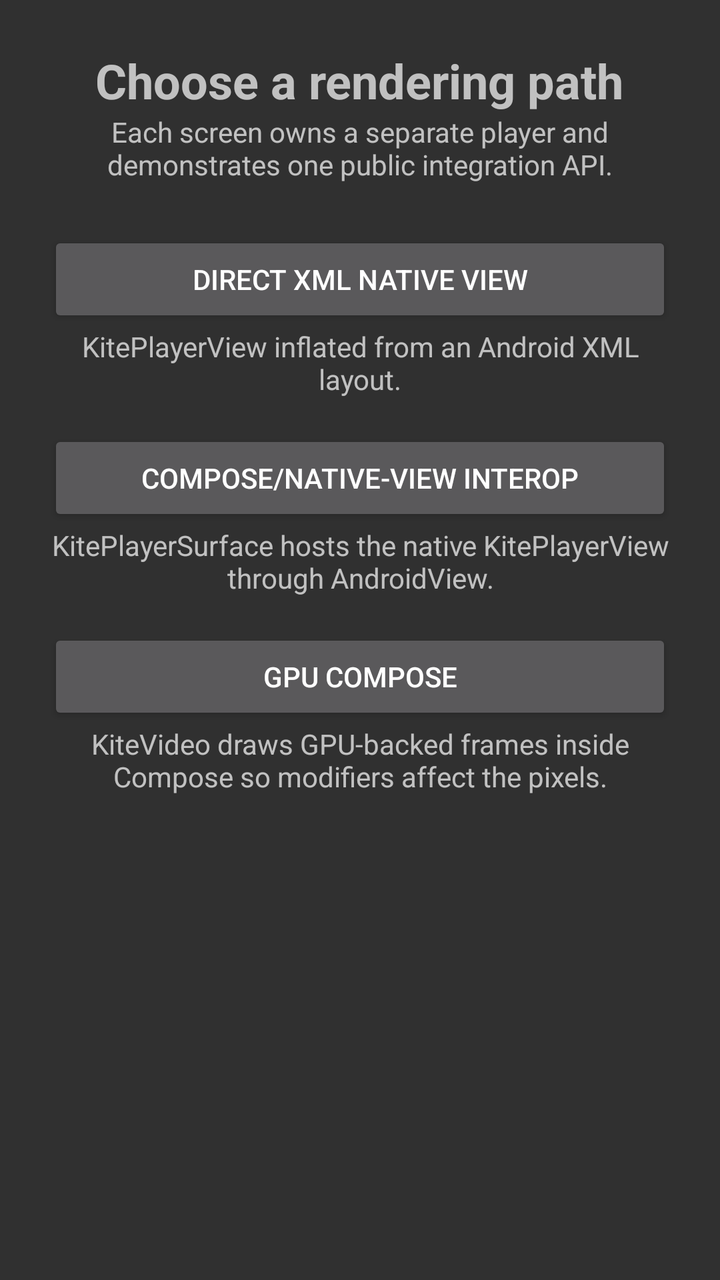
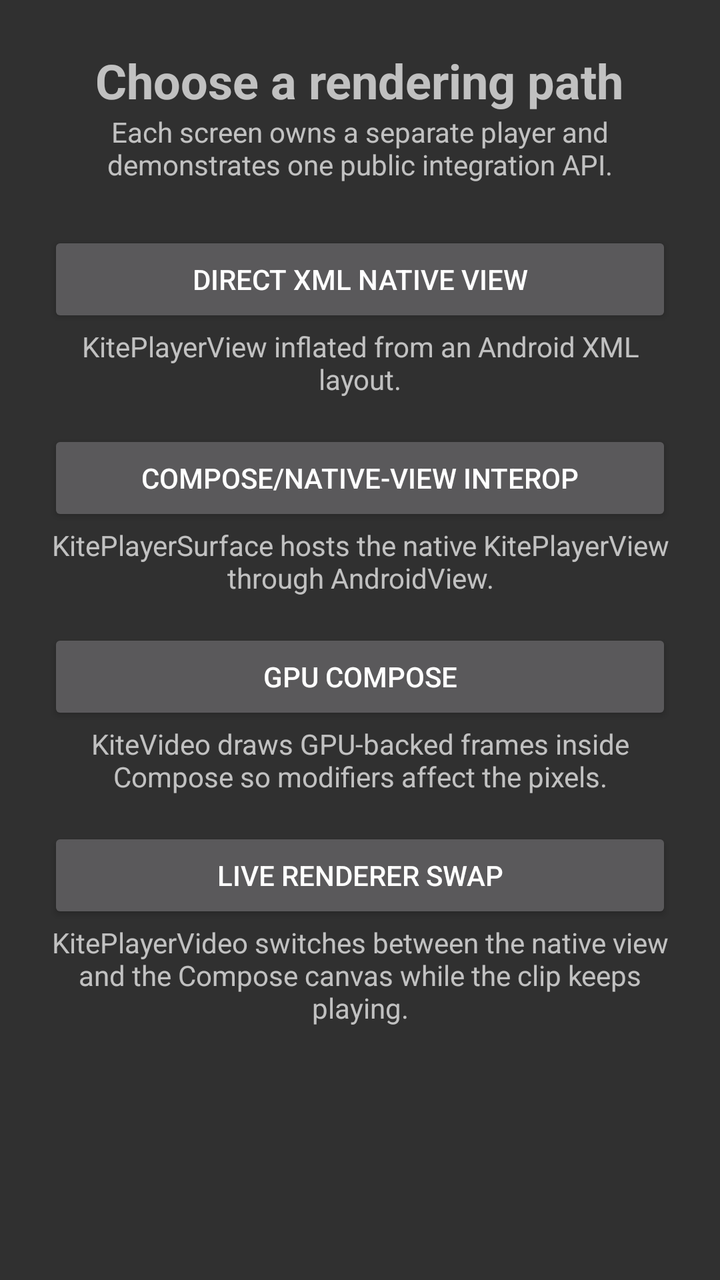

Before-and-after screenshots of an Android layout around one commit, followed by the original layout XML and the change that was made.
<!-- AndroidManifest.xml: application theme android:Theme.Material.NoActionBar -->
<!-- res/layout/activity_launcher.xml -->
<?xml version="1.0" encoding="utf-8"?>
<LinearLayout xmlns:android="http://schemas.android.com/apk/res/android"
    android:layout_width="match_parent"
    android:layout_height="match_parent"
    android:gravity="center_horizontal"
    android:orientation="vertical"
    android:padding="24dp">

    <TextView
        android:layout_width="wrap_content"
        android:layout_height="wrap_content"
        android:text="@string/choose_renderer"
        android:textSize="24sp"
        android:textStyle="bold" />

    <TextView
        android:layout_width="match_parent"
        android:layout_height="wrap_content"
        android:layout_marginBottom="24dp"
        android:gravity="center"
        android:text="@string/choose_renderer_detail" />

    <Button
        android:id="@+id/direct_xml"
        android:layout_width="match_parent"
        android:layout_height="wrap_content"
        android:text="@string/demo_direct_xml" />

    <TextView
        android:layout_width="match_parent"
        android:layout_height="wrap_content"
        android:layout_marginBottom="16dp"
        android:gravity="center"
        android:text="@string/demo_direct_xml_detail" />

    <Button
        android:id="@+id/compose_interop"
        android:layout_width="match_parent"
        android:layout_height="wrap_content"
        android:text="@string/demo_compose_interop" />

    <TextView
        android:layout_width="match_parent"
        android:layout_height="wrap_content"
        android:layout_marginBottom="16dp"
        android:gravity="center"
        android:text="@string/demo_compose_interop_detail" />

    <Button
        android:id="@+id/compose_native"
        android:layout_width="match_parent"
        android:layout_height="wrap_content"
        android:text="@string/demo_compose_native" />

    <TextView
        android:layout_width="match_parent"
        android:layout_height="wrap_content"
        android:gravity="center"
        android:text="@string/demo_compose_native_detail" />
</LinearLayout>
<!-- resources referenced by this layout -->
<resources>
  <string name="choose_renderer">Choose a rendering path</string>
  <string name="choose_renderer_detail">Each screen owns a separate player and demonstrates one public integration API.</string>
  <string name="demo_compose_interop">Compose/native-View interop</string>
  <string name="demo_compose_interop_detail">KitePlayerSurface hosts the native KitePlayerView through AndroidView.</string>
  <string name="demo_compose_native">GPU Compose</string>
  <string name="demo_compose_native_detail">KiteVideo draws GPU-backed frames inside Compose so modifiers affect the pixels.</string>
  <string name="demo_direct_xml">Direct XML native View</string>
  <string name="demo_direct_xml_detail">KitePlayerView inflated from an Android XML layout.</string>
</resources>

<!-- the commit's change to res/layout/activity_launcher.xml (unified diff, before → after) -->
@@ -55,6 +55,19 @@
     <TextView
         android:layout_width="match_parent"
         android:layout_height="wrap_content"
+        android:layout_marginBottom="16dp"
         android:gravity="center"
         android:text="@string/demo_compose_native_detail" />
+
+    <Button
+        android:id="@+id/compose_swap"
+        android:layout_width="match_parent"
+        android:layout_height="wrap_content"
+        android:text="@string/demo_compose_swap" />
+
+    <TextView
+        android:layout_width="match_parent"
+        android:layout_height="wrap_content"
+        android:gravity="center"
+        android:text="@string/demo_compose_swap_detail" />
 </LinearLayout>
<!-- resource entries referenced after the edit -->
@@ -6,6 +6,8 @@
   <string name="demo_compose_interop_detail">KitePlayerSurface hosts the native KitePlayerView through AndroidView.</string>
   <string name="demo_compose_native">GPU Compose</string>
   <string name="demo_compose_native_detail">KiteVideo draws GPU-backed frames inside Compose so modifiers affect the pixels.</string>
+  <string name="demo_compose_swap">Live renderer swap</string>
+  <string name="demo_compose_swap_detail">KitePlayerVideo switches between the native view and the Compose canvas while the clip keeps playing.</string>
   <string name="demo_direct_xml">Direct XML native View</string>
   <string name="demo_direct_xml_detail">KitePlayerView inflated from an Android XML layout.</string>
 </resources>
